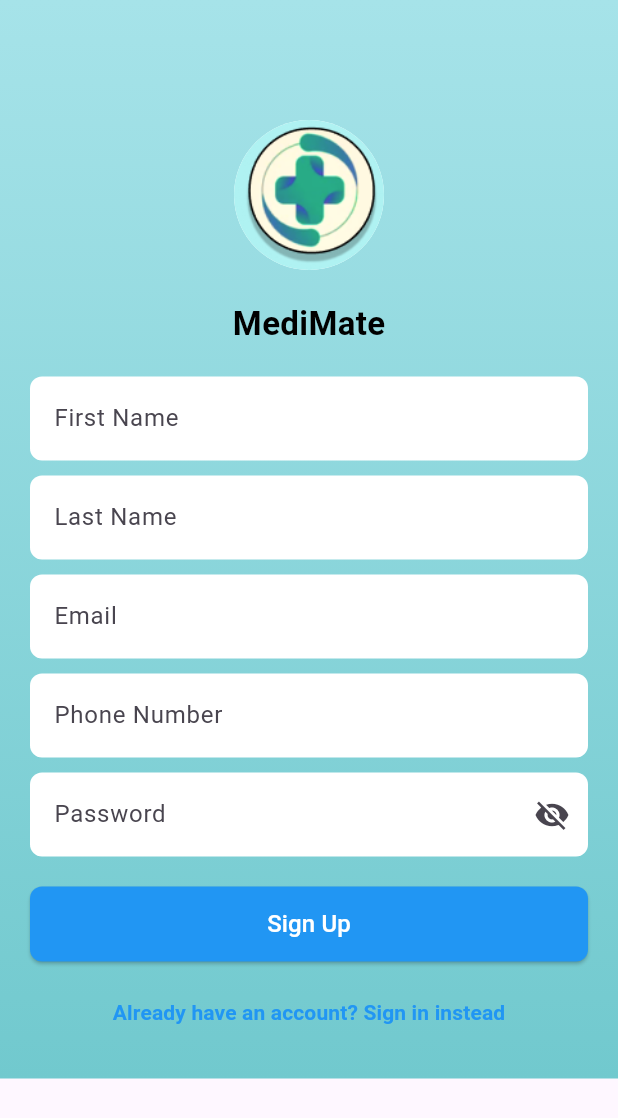
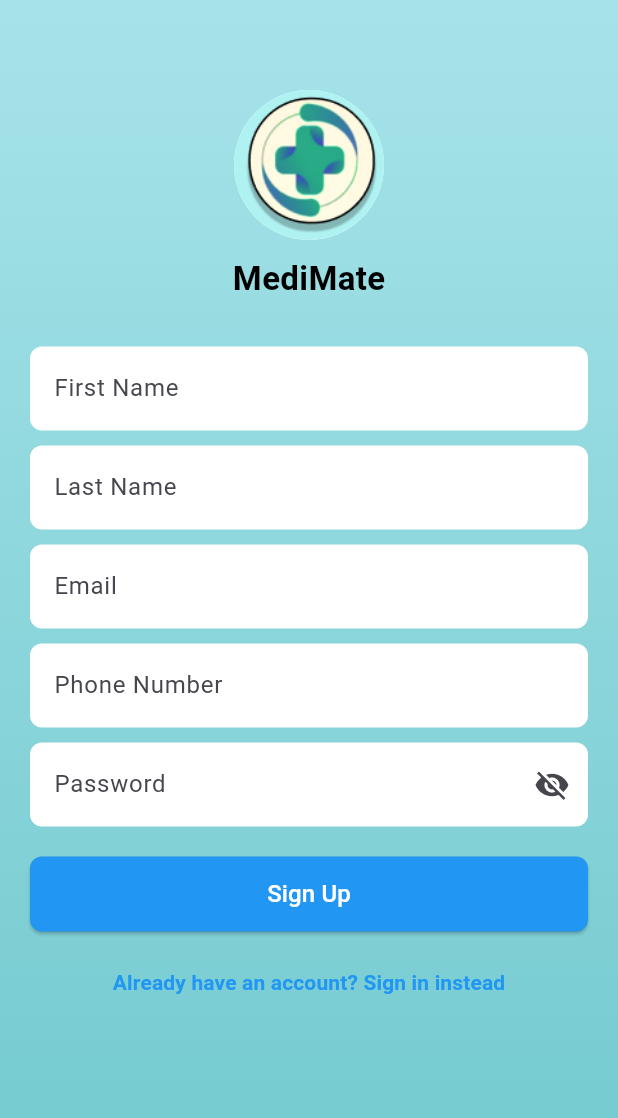
Before and after one commit to SohamGurav10/EYIC-2024-25, a Flutter app: the SignupPage screen opened by its route, on a phone screen of 412 x 824 dp. Shown: the top 1118 px of the screen. Run offline on Flutter 3.47's test engine with Material 3 defaults, Android fonts, the phone set to English and light mode, and no system bars; our stand-ins replace cloud_firestore, firebase_auth, firebase_core, google_sign_in; accounts and stored records are empty.

Commit message:
Updated the signup screen

```diff
--- a/lib/pages/signup_screen.dart
+++ b/lib/pages/signup_screen.dart
@@ -2,7 +2,6 @@ import 'package:flutter/material.dart';
 import 'package:medicine_dispenser/pages/home_page.dart';
 import 'package:medicine_dispenser/pages/login_screen.dart';
 import 'package:medicine_dispenser/services/signup_auth_service.dart';
-
 
 class SignupPage extends StatefulWidget {
   const SignupPage({super.key});
@@ -39,12 +38,10 @@ class _SignupPageState extends State<SignupPage> {
     );
 
     if (error == null) {
-      // (Optional) Show Success Message Before Navigating
       ScaffoldMessenger.of(context).showSnackBar(
         const SnackBar(content: Text("Account created! Please verify your email.")),
       );
 
-      // Navigate to Home Page
       Navigator.pushReplacement(
         context,
         MaterialPageRoute(builder: (context) => const HomeScreen()),
@@ -62,6 +59,7 @@ class _SignupPageState extends State<SignupPage> {
     return Scaffold(
       body: Container(
         width: double.infinity,
+        height: double.infinity, // Ensures full screen
         decoration: const BoxDecoration(
           gradient: LinearGradient(
             colors: [Color(0xFFA6E3E9), Color(0xFF71C9CE)],
@@ -69,33 +67,31 @@ class _SignupPageState extends State<SignupPage> {
             end: Alignment.bottomCenter,
           ),
         ),
+        child: Column(
+          children: [
+            const SizedBox(height: 60),
+
+            // 🔹 Logo & App Name
+            const CircleAvatar(
+              radius: 50,
+              backgroundColor: Colors.white,
+              backgroundImage: AssetImage("assets/logo.png"),
+            ),
+            const SizedBox(height: 10),
+            const Text(
+              "MediMate",
+              style: TextStyle(fontSize: 22, fontWeight: FontWeight.bold, color: Colors.black),
+            ),
+            const SizedBox(height: 10),
+
+            // 🔹 Form Section (Expanded to fill space)
+            Expanded(
               child: SingleChildScrollView(
                 padding: const EdgeInsets.all(20),
                 child: Form(
                   key: _formKey,
                   child: Column(
-              mainAxisAlignment: MainAxisAlignment.center,
                     children: [
-                const SizedBox(height: 60),
-
-                // 🔹 Logo
-                const CircleAvatar(
-                  radius: 50,
-                  backgroundColor: Colors.white,
-                  backgroundImage: AssetImage("assets/logo.png"),
-                ),
-
-                const SizedBox(height: 20),
-
-                // 🔹 App Name
-                const Text(
-                  "MediMate",
-                  style: TextStyle(fontSize: 22, fontWeight: FontWeight.bold, color: Colors.black),
-                ),
-
-                const SizedBox(height: 20),
-
-                // 🔹 Input Fields
                       _buildTextField(firstNameController, "First Name", "Enter your first name"),
                       _buildTextField(lastNameController, "Last Name", "Enter your last name"),
                       _buildEmailField(),
@@ -145,6 +141,9 @@ class _SignupPageState extends State<SignupPage> {
                     ],
                   ),
                 ),
+              ),
+            ),
+          ],
         ),
       ),
     );
```
Lines whose indentation alone changed are shown as unchanged.
